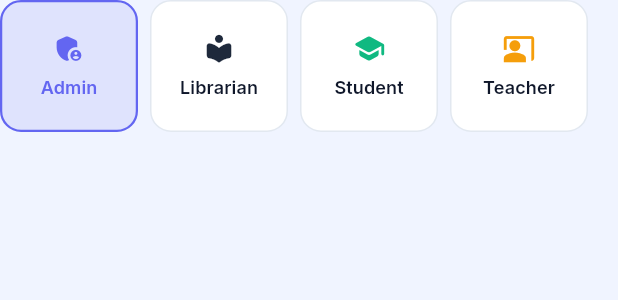
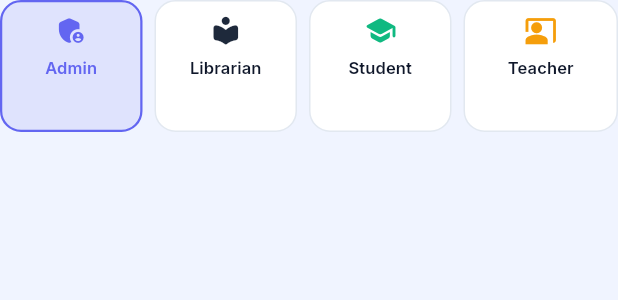
Before and after one commit to NikhilKhatriii/Library-management-system, a Flutter app: the RoleSelector widget shown alone on an empty page, opened directly with empty values, on a phone screen of 412 x 824 dp. Shown: the top 300 px of the screen. Run offline on Flutter 3.47's test engine with Material 3 defaults, Android fonts, the phone set to English and light mode, and no system bars; our stand-ins replace cached_network_image, equatable, fl_chart, flutter_animate, flutter_riverpod, go_router and 5 more; accounts and stored records are empty; generated files the repository leaves out were written again.

Commit message:
role selector

```diff
--- a/lib/features/auth/presentation/widgets/role_selector.dart
+++ b/lib/features/auth/presentation/widgets/role_selector.dart
@@ -14,19 +14,19 @@ class RoleSelector extends StatelessWidget {
   Widget build(BuildContext context) {
     return SizedBox(
       height: 88,
-      child: ListView.separated(
-        scrollDirection: Axis.horizontal,
-        itemCount: UserRole.values.length,
-        separatorBuilder: (_, __) => const SizedBox(width: AppSpacing.sm),
-        itemBuilder: (context, index) {
-          final role = UserRole.values[index];
+      child: Row(
+        children: UserRole.values.map((role) {
           final isSelected = role == selected;
-          return GestureDetector(
+          final isLast = role == UserRole.values.last;
+
+          return Expanded(
+            child: Padding(
+              padding: EdgeInsets.only(right: isLast ? 0 : AppSpacing.sm),
+              child: GestureDetector(
                 onTap: () => onChanged(role),
                 child: AnimatedContainer(
                   duration: AppDurations.fast,
-              width: 92,
-              padding: const EdgeInsets.symmetric(vertical: AppSpacing.sm),
+                  padding: const EdgeInsets.symmetric(vertical: AppSpacing.sm, horizontal: 2),
                   decoration: BoxDecoration(
                     color: isSelected
                         ? role.color.withValues(alpha: 0.12)
@@ -42,18 +42,25 @@ class RoleSelector extends StatelessWidget {
                     children: [
                       Icon(role.icon, color: role.color, size: 22),
                       const SizedBox(height: 6),
-                  Text(
+                      Expanded(
+                        child: Text(
                           role.label,
                           style: Theme.of(context).textTheme.labelLarge?.copyWith(
                                 color: isSelected ? role.color : null,
-                          fontSize: 12,
+                                fontSize: 11,
+                              ),
+                          maxLines: 1,
+                          overflow: TextOverflow.ellipsis,
+                          textAlign: TextAlign.center,
                         ),
                       ),
                     ],
                   ),
                 ),
+              ),
+            ),
           );
-        },
+        }).toList(),
       ),
     );
   }
```
Lines whose indentation alone changed are shown as unchanged.
